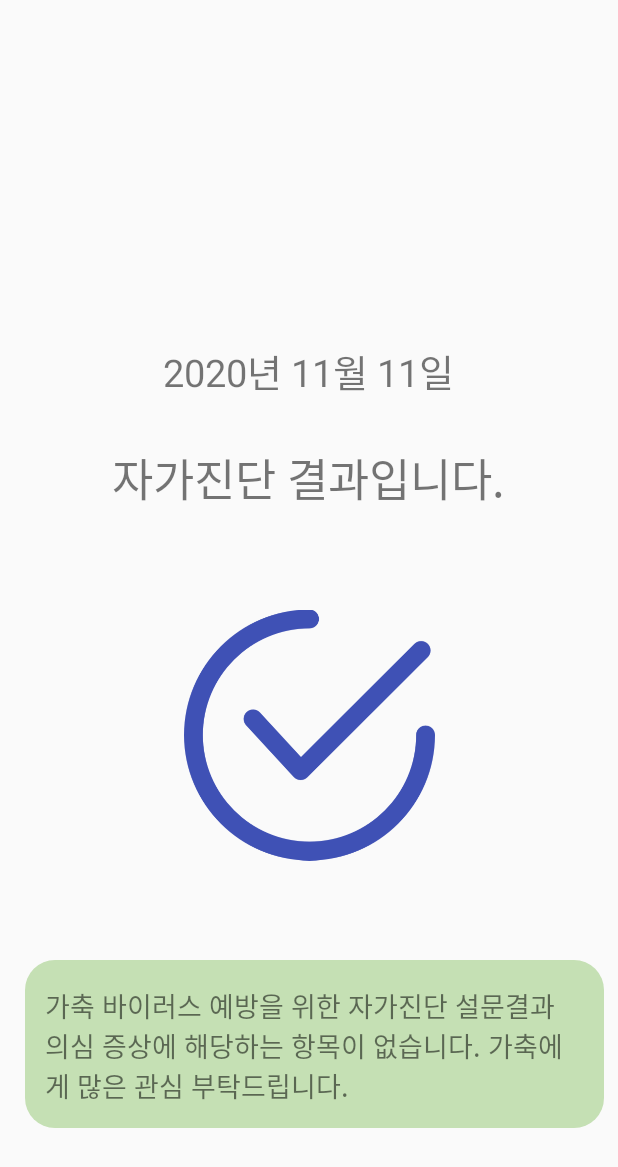
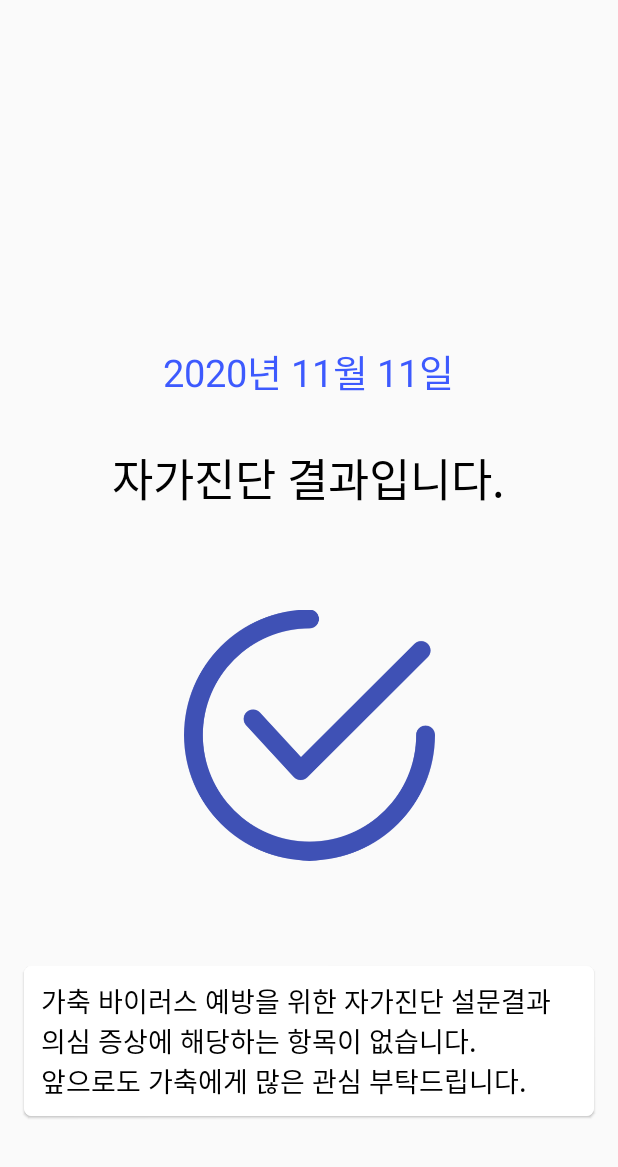
Before and after one commit to julianne03/Dongji, an Android app: the fragment Nice_Result shown on its own in the app's theme, on a phone screen of 412 x 824 dp. Shown: the top 1167 px of the screen. Run offline under Robolectric (Android 15) with nearby library versions, the phone set to English and light mode, and no system bars; Roboto replaces fonts that are not available here.

Commit message:
result page design change (#28)

```diff
--- a/app/src/main/res/layout/activity_splash.xml
+++ b/app/src/main/res/layout/activity_splash.xml
@@ -8,11 +8,12 @@
     android:backgroundTint="#FFFFFF"
     tools:context=".SplashActivity">
 
-    <TextView
+    <kr.hs.emirim.s2019w28.dongji.NaumBarunGothic
         android:id="@+id/textView5"
         android:layout_width="wrap_content"
         android:layout_height="wrap_content"
         android:text="우리 함께 보호해요"
+        android:textColor="#02AF5B"
         android:textSize="30sp"
         app:layout_constraintBottom_toBottomOf="parent"
         app:layout_constraintEnd_toEndOf="parent"
@@ -33,11 +34,12 @@
         app:layout_constraintVertical_bias="0.414"
         app:srcCompat="@drawable/dongji_logo" />
 
-    <kr.hs.emirim.s2019w28.dongji.NaumBarunGothic
+    <kr.hs.emirim.s2019w28.dongji.NaumBarunGothicBold
         android:id="@+id/textView6"
         android:layout_width="wrap_content"
         android:layout_height="wrap_content"
         android:text="동지"
+        android:textColor="#0F6FE1"
         android:textSize="60sp"
         app:layout_constraintBottom_toBottomOf="parent"
         app:layout_constraintEnd_toEndOf="parent"
--- a/app/src/main/res/layout/fragment_nice__result.xml
+++ b/app/src/main/res/layout/fragment_nice__result.xml
@@ -6,34 +6,6 @@
     android:layout_width="match_parent"
     android:layout_height="match_parent"
     tools:context=".fragment.Nice_Result">
-
-    <RelativeLayout
-        android:id="@+id/relativeLayout1"
-        android:layout_width="386dp"
-        android:layout_height="112dp"
-        android:layout_marginStart="10dp"
-        android:layout_marginTop="64dp"
-        android:background="@drawable/border"
-        app:layout_constraintEnd_toEndOf="parent"
-        app:layout_constraintHorizontal_bias="0.4"
-        app:layout_constraintStart_toStartOf="parent"
-        app:layout_constraintTop_toBottomOf="@+id/imageView12" >
-
-        <TextView
-            android:id="@+id/textView57"
-            android:layout_width="357dp"
-            android:layout_height="wrap_content"
-            android:layout_alignParentStart="true"
-            android:layout_alignParentTop="true"
-            android:layout_alignParentEnd="true"
-            android:layout_alignParentBottom="true"
-            android:layout_marginStart="13dp"
-            android:layout_marginTop="17dp"
-            android:layout_marginEnd="16dp"
-            android:layout_marginBottom="18dp"
-            android:text="가축 바이러스 예방을 위한 자가진단 설문결과 의심 증상에 해당하는 항목이 없습니다. 가축에게 많은 관심 부탁드립니다."
-            android:textSize="18sp" />
-    </RelativeLayout>
 
     <ImageView
         android:id="@+id/imageView12"
@@ -51,7 +23,9 @@
         android:layout_width="wrap_content"
         android:layout_height="wrap_content"
         android:layout_marginBottom="3dp"
+        android:shadowColor="#FFFFFF"
         android:text="TextView"
+        android:textColor="#3D5AFE"
         android:textSize="25sp"
         app:layout_constraintBottom_toTopOf="@+id/textView58"
         app:layout_constraintEnd_toEndOf="parent"
@@ -66,10 +40,48 @@
         android:layout_height="40dp"
         android:layout_marginBottom="68dp"
         android:text="자가진단 결과입니다."
+        android:textColor="#000000"
         android:textSize="30sp"
         app:layout_constraintBottom_toTopOf="@+id/imageView12"
         app:layout_constraintEnd_toEndOf="parent"
         app:layout_constraintHorizontal_bias="0.496"
         app:layout_constraintStart_toStartOf="parent" />
 
+    <androidx.cardview.widget.CardView
+        android:layout_width="match_parent"
+        android:layout_height="100dp"
+        android:layout_marginStart="16dp"
+        android:layout_marginEnd="16dp"
+        android:layout_marginBottom="32dp"
+        app:cardBackgroundColor="#FFFFFF"
+        app:cardCornerRadius="5dp"
+        app:cardElevation="1dp"
+        app:layout_constraintBottom_toBottomOf="parent"
+        app:layout_constraintEnd_toEndOf="parent"
+        app:layout_constraintHorizontal_bias="0.0"
+        app:layout_constraintStart_toStartOf="parent"
+        app:layout_constraintTop_toBottomOf="@+id/imageView12"
+        app:layout_constraintVertical_bias="0.586">>
+
+        <androidx.constraintlayout.widget.ConstraintLayout
+            android:layout_width="match_parent"
+            android:layout_height="100dp"
+            android:background="#FFFFFF">
+
+
+            <TextView
+                android:id="@+id/textView57"
+                android:layout_width="357dp"
+                android:layout_height="wrap_content"
+                android:text="가축 바이러스 예방을 위한 자가진단 설문결과\n의심 증상에 해당하는 항목이 없습니다.\n앞으로도 가축에게 많은 관심 부탁드립니다."
+                android:textColor="#000000"
+                android:textSize="18sp"
+                app:layout_constraintBottom_toBottomOf="parent"
+                app:layout_constraintEnd_toEndOf="parent"
+                app:layout_constraintStart_toStartOf="parent"
+                app:layout_constraintTop_toTopOf="parent" />
+        </androidx.constraintlayout.widget.ConstraintLayout>
+
+    </androidx.cardview.widget.CardView>
+
 </androidx.constraintlayout.widget.ConstraintLayout>
```
Also changed, not shown: app/src/main/res/layout/fragment_bad__result.xml (+37 -30 lines).
